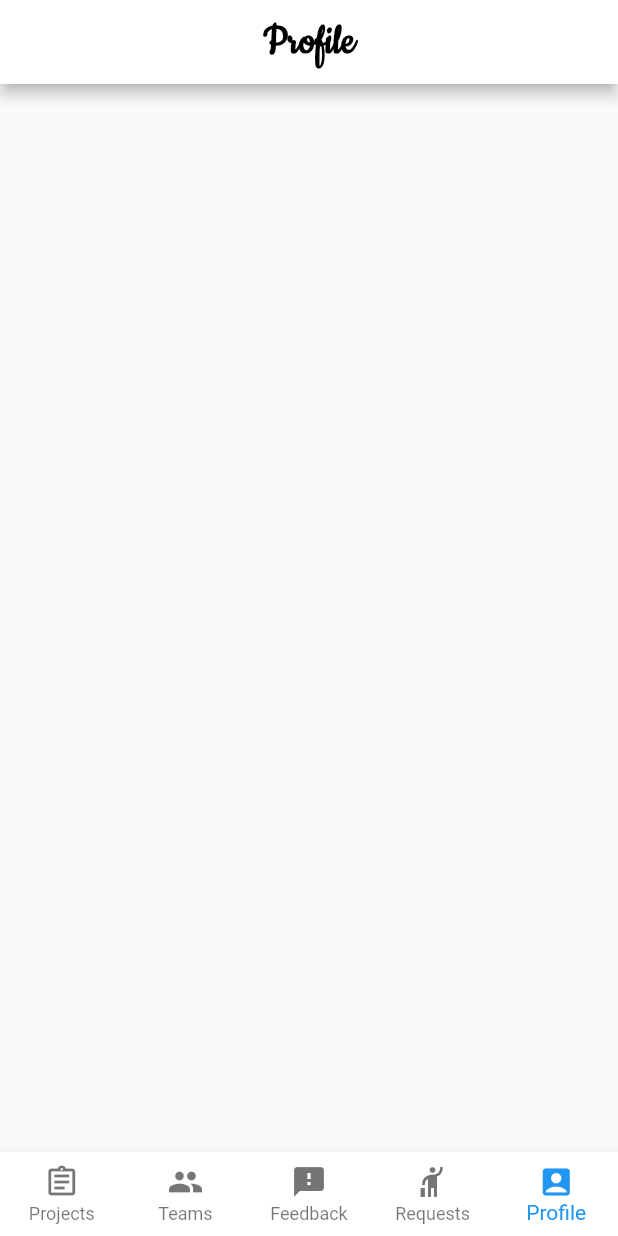
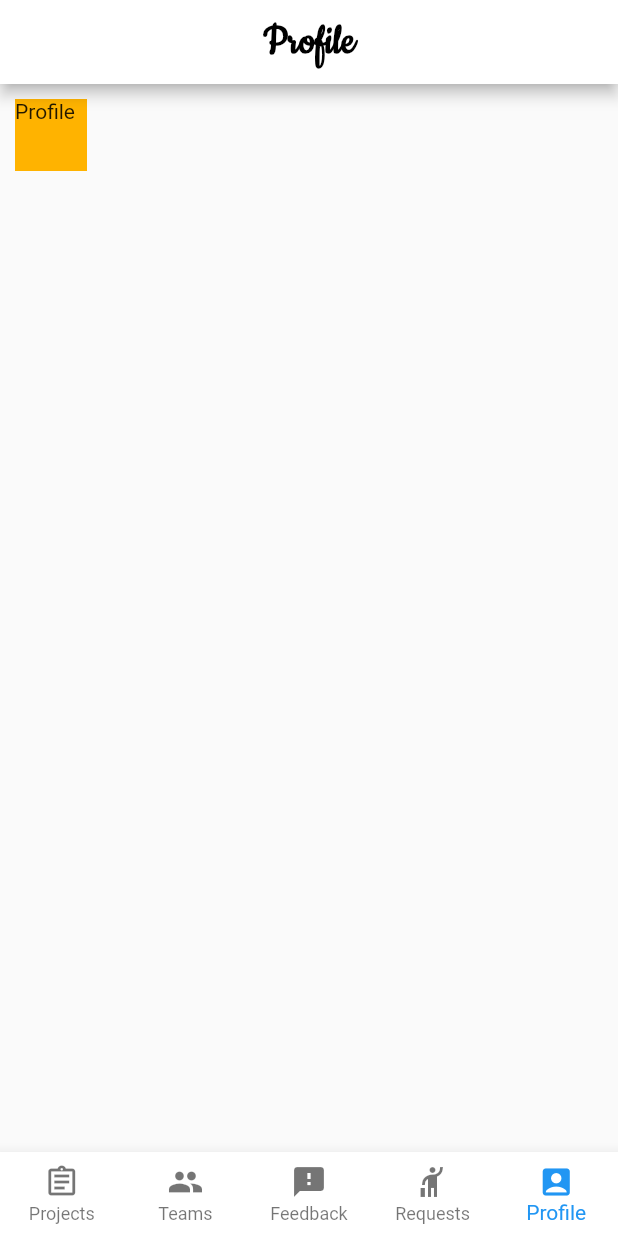
Before and after one commit to nextstepsyep/community-on-demand-2021, a Flutter app: the NavigationScreen screen opened directly, item 5 of the bottom bar chosen, on a phone screen of 412 x 824 dp. Run offline on Flutter 3.47's test engine with Material 2 defaults, Android fonts, the phone set to English and light mode, and no system bars.

Commit message:
create profile class

```diff
--- a/lib/Screens/Home/home_screen.dart
+++ b/lib/Screens/Home/home_screen.dart
@@ -1,4 +1,6 @@
 import 'package:flutter/material.dart';
+
+import 'navigationBodies/Profile.dart';
 
 class HomeScreen extends StatelessWidget {
   @override
@@ -18,6 +20,13 @@ class NavigationScreen extends StatefulWidget {
 /// This is the private State class that goes with MyStatefulWidget.
 class _NavigationState extends State<NavigationScreen> {
   int _selectedIndex = 0;
+  static List<Widget> _navigationBodies = <Widget>[
+    Container(),
+    Container(),
+    Container(),
+    Container(),
+    Profile()
+  ];
   static const Color barColor = Colors.white;
   static const TextStyle optionStyle = TextStyle(
       fontSize: 30,
@@ -61,7 +70,7 @@ class _NavigationState extends State<NavigationScreen> {
         title: _widgetOptions.elementAt(_selectedIndex),
         backgroundColor: Colors.white,
       ),
-      body: Center(),
+      body: _navigationBodies.elementAt(_selectedIndex),
       bottomNavigationBar: BottomNavigationBar(
         backgroundColor: Colors.white,
         type: BottomNavigationBarType.fixed,
--- /dev/null
+++ b/lib/Screens/Home/navigationBodies/Profile.dart
@@ -0,0 +1,15 @@
+import 'package:flutter/cupertino.dart';
+import 'package:flutter/material.dart';
+
+class Profile extends StatelessWidget {
+  @override
+  Widget build(BuildContext context) {
+    // TODO: implement build
+    return Container(
+        margin: const EdgeInsets.all(10.0),
+        color: Colors.amber[600],
+        width: 48.0,
+        height: 48.0,
+        child: Text('Profile'));
+  }
+}
```
